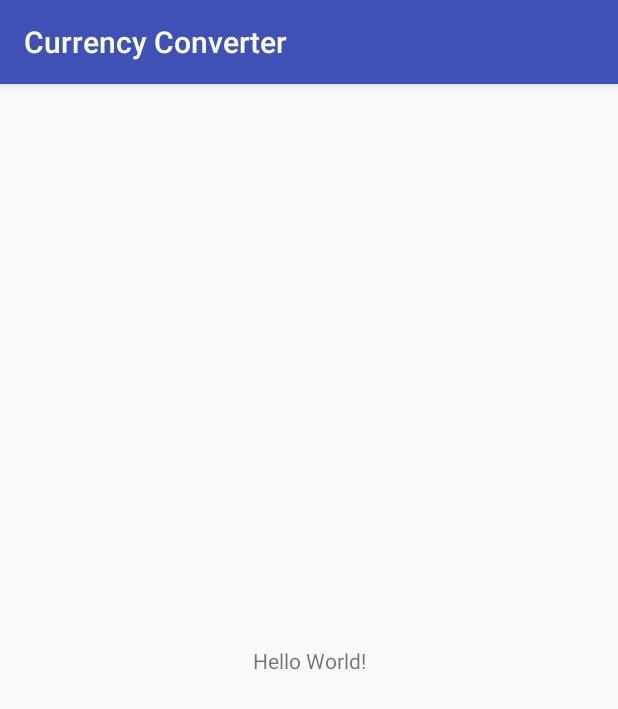
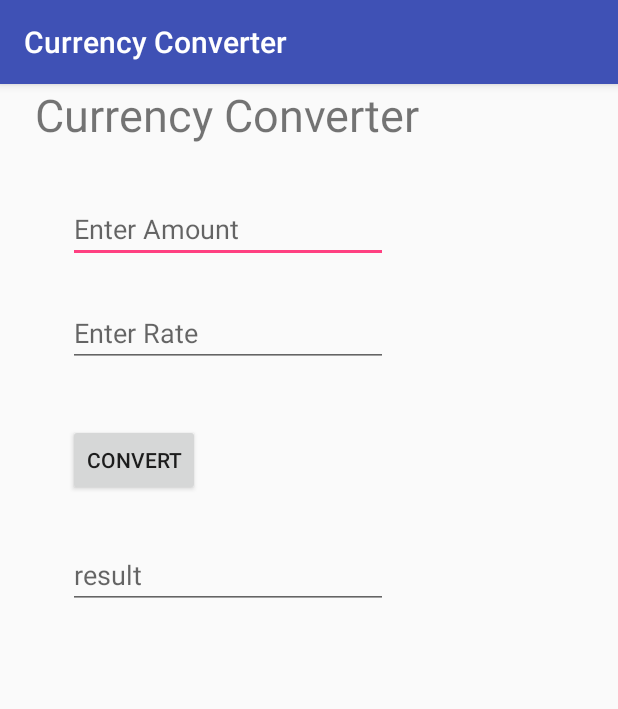
Before and after one commit to nmesfin21/Currency-Converter, an Android app: the screen it shows after launch (MainActivity), on a phone screen of 412 x 824 dp. Shown: the top 709 px of the screen. Run offline under Robolectric (Android 15) with nearby library versions, the phone set to English and light mode, and no system bars.

Commit message:
added a couple of text fields and button, works good

```diff
--- a/app/src/main/java/com/natty/currencyconverter/MainActivity.java
+++ b/app/src/main/java/com/natty/currencyconverter/MainActivity.java
@@ -2,6 +2,8 @@ package com.natty.currencyconverter;
 
 import android.support.v7.app.AppCompatActivity;
 import android.os.Bundle;
+import android.view.View;
+import android.widget.EditText;
 
 public class MainActivity extends AppCompatActivity {
 
@@ -10,4 +12,21 @@ public class MainActivity extends AppCompatActivity {
         super.onCreate(savedInstanceState);
         setContentView(R.layout.activity_main);
     }
+
+    public void convertCurrency(View view){
+        EditText amountOFMoney = (EditText) findViewById(R.id.amoutText);
+        double amountOFMoneyDouble = Double.parseDouble(amountOFMoney.getText().toString());
+
+        EditText rate = (EditText) findViewById((R.id.rateText));
+        double rateDouble = Double.parseDouble((rate.getText().toString()));
+
+        double result = rateDouble * amountOFMoneyDouble;
+        String resString = Double.toString(result);
+
+        EditText convertionResult = (EditText) (findViewById(R.id.resultText));
+        convertionResult.setText(resString);
+
+
+
+    }
 }
--- a/app/src/main/res/layout/activity_main.xml
+++ b/app/src/main/res/layout/activity_main.xml
@@ -6,13 +6,66 @@
     android:layout_height="match_parent"
     tools:context="com.natty.currencyconverter.MainActivity">
 
-    <TextView
-        android:layout_width="wrap_content"
-        android:layout_height="wrap_content"
-        android:text="Hello World!"
-        app:layout_constraintBottom_toBottomOf="parent"
-        app:layout_constraintLeft_toLeftOf="parent"
-        app:layout_constraintRight_toRightOf="parent"
-        app:layout_constraintTop_toTopOf="parent" />
+    <RelativeLayout
+        android:id="@+id/mainRelativeLayout"
+        android:layout_width="304dp"
+        android:layout_height="437dp"
+        tools:layout_editor_absoluteX="8dp"
+        tools:layout_editor_absoluteY="8dp">
 
+        <TextView
+            android:id="@+id/greeting"
+            android:layout_width="wrap_content"
+            android:layout_height="wrap_content"
+            android:layout_alignParentTop="true"
+            android:layout_centerHorizontal="true"
+            android:text="Currency Converter"
+            android:textSize="30dp" />
+
+        <EditText
+            android:id="@+id/amoutText"
+            android:layout_width="wrap_content"
+            android:layout_height="wrap_content"
+            android:layout_below="@+id/greeting"
+            android:layout_centerHorizontal="true"
+            android:layout_marginTop="33dp"
+            android:ems="10"
+            android:hint="Enter Amount"
+            android:inputType="textPersonName" />
+
+        <Button
+            android:id="@+id/convertButton"
+            android:layout_width="wrap_content"
+            android:layout_height="wrap_content"
+            android:layout_alignLeft="@+id/rateText"
+            android:layout_alignStart="@+id/rateText"
+            android:layout_below="@+id/rateText"
+            android:layout_marginTop="38dp"
+            android:onClick="convertCurrency"
+            android:text="Convert" />
+
+        <EditText
+            android:id="@+id/rateText"
+            android:layout_width="wrap_content"
+            android:layout_height="wrap_content"
+            android:layout_alignLeft="@+id/amoutText"
+            android:layout_alignStart="@+id/amoutText"
+            android:layout_below="@+id/amoutText"
+            android:layout_marginTop="24dp"
+            android:ems="10"
+            android:hint="Enter Rate"
+            android:inputType="textPersonName" />
+
+        <EditText
+            android:id="@+id/resultText"
+            android:layout_width="wrap_content"
+            android:layout_height="wrap_content"
+            android:layout_alignLeft="@+id/convertButton"
+            android:layout_alignStart="@+id/convertButton"
+            android:layout_below="@+id/convertButton"
+            android:layout_marginTop="30dp"
+            android:ems="10"
+            android:hint="result"
+            android:inputType="textPersonName" />
+    </RelativeLayout>
 </android.support.constraint.ConstraintLayout>
--- a/app/src/main/res/values/strings.xml
+++ b/app/src/main/res/values/strings.xml
@@ -1,3 +1,4 @@
 <resources>
     <string name="app_name">Currency Converter</string>
+    <string name="textview">TextView</string>
 </resources>
```
